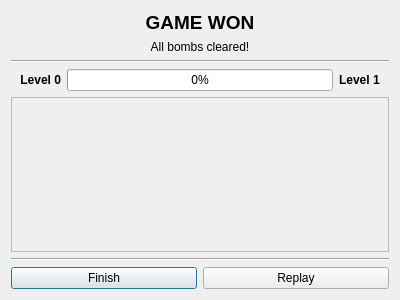
Before: the Qt Designer form src/ui/enddialog.ui in anton-fischer/cpp-minesweeper, drawn with Qt 5.
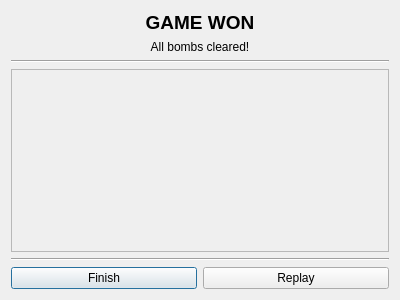
After: the same form once the commit is applied.

```diff
--- a/src/ui/enddialog.ui
+++ b/src/ui/enddialog.ui
@@ -55,85 +55,6 @@
      <property name="topMargin">
       <number>0</number>
      </property>
-     <item>
-      <widget class="QLabel" name="lbl_currentLevel">
-       <property name="minimumSize">
-        <size>
-         <width>0</width>
-         <height>0</height>
-        </size>
-       </property>
-       <property name="maximumSize">
-        <size>
-         <width>50</width>
-         <height>20</height>
-        </size>
-       </property>
-       <property name="font">
-        <font>
-         <bold>true</bold>
-        </font>
-       </property>
-       <property name="layoutDirection">
-        <enum>Qt::LayoutDirection::LeftToRight</enum>
-       </property>
-       <property name="text">
-        <string>Level 0</string>
-       </property>
-       <property name="alignment">
-        <set>Qt::AlignmentFlag::AlignRight|Qt::AlignmentFlag::AlignTrailing|Qt::AlignmentFlag::AlignVCenter</set>
-       </property>
-      </widget>
-     </item>
-     <item>
-      <widget class="QProgressBar" name="progressBar_currentXp">
-       <property name="sizePolicy">
-        <sizepolicy hsizetype="Minimum" vsizetype="Fixed">
-         <horstretch>0</horstretch>
-         <verstretch>0</verstretch>
-        </sizepolicy>
-       </property>
-       <property name="maximumSize">
-        <size>
-         <width>16777215</width>
-         <height>16777215</height>
-        </size>
-       </property>
-       <property name="value">
-        <number>0</number>
-       </property>
-      </widget>
-     </item>
-     <item>
-      <widget class="QLabel" name="lbl_nextLevel">
-       <property name="sizePolicy">
-        <sizepolicy hsizetype="Preferred" vsizetype="Preferred">
-         <horstretch>0</horstretch>
-         <verstretch>0</verstretch>
-        </sizepolicy>
-       </property>
-       <property name="minimumSize">
-        <size>
-         <width>50</width>
-         <height>0</height>
-        </size>
-       </property>
-       <property name="maximumSize">
-        <size>
-         <width>50</width>
-         <height>20</height>
-        </size>
-       </property>
-       <property name="font">
-        <font>
-         <bold>true</bold>
-        </font>
-       </property>
-       <property name="text">
-        <string>Level 1</string>
-       </property>
-      </widget>
-     </item>
     </layout>
    </item>
    <item>
@@ -165,10 +86,25 @@
         <x>0</x>
         <y>0</y>
         <width>380</width>
-        <height>144</height>
+        <height>168</height>
        </rect>
       </property>
       <layout class="QVBoxLayout" name="verticalLayout_4">
+       <property name="spacing">
+        <number>0</number>
+       </property>
+       <property name="leftMargin">
+        <number>5</number>
+       </property>
+       <property name="topMargin">
+        <number>5</number>
+       </property>
+       <property name="rightMargin">
+        <number>5</number>
+       </property>
+       <property name="bottomMargin">
+        <number>5</number>
+       </property>
        <item>
         <layout class="QVBoxLayout" name="quests_container"/>
        </item>
```
Left out of the diff: 6 changed lines with no effect on the pictures.
